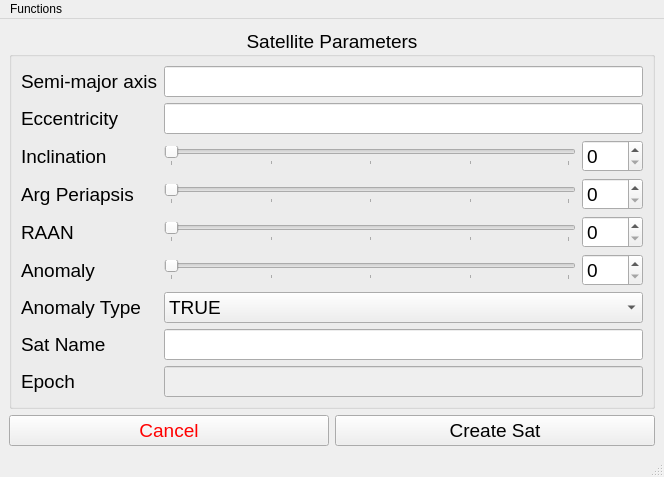
Old version of the form SatParamsUI.ui in the repository PatoGranate/Mission-Planner.
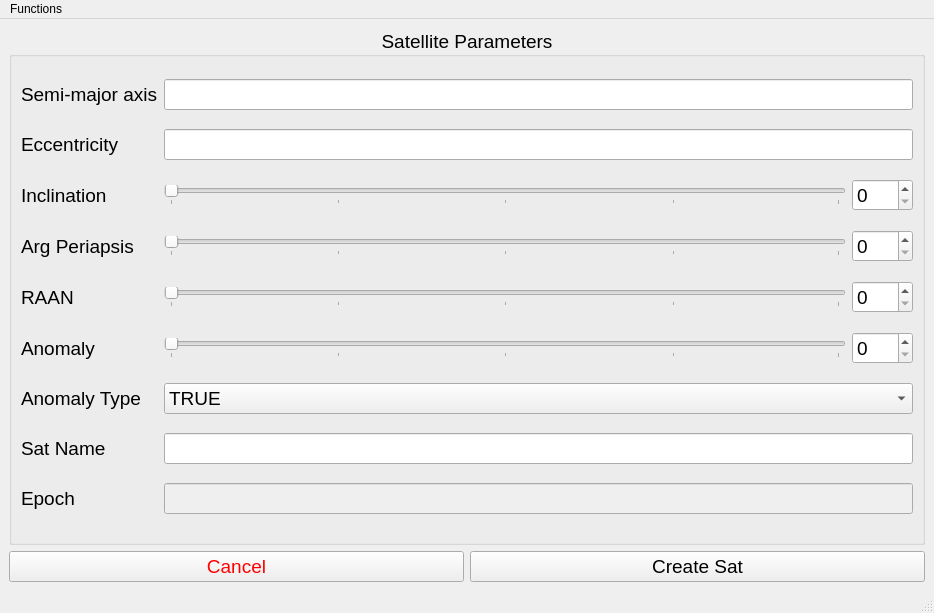
New version of the form.

The edit to the form file:
```diff
--- a/SatParamsUI.ui
+++ b/SatParamsUI.ui
@@ -6,8 +6,8 @@
    <rect>
     <x>0</x>
     <y>0</y>
-    <width>664</width>
-    <height>441</height>
+    <width>934</width>
+    <height>613</height>
    </rect>
   </property>
   <property name="windowTitle">
@@ -126,6 +126,9 @@
          <property name="enabled">
           <bool>false</bool>
          </property>
+         <property name="inputMask">
+          <string/>
+         </property>
         </widget>
        </item>
        <item row="0" column="0">
@@ -308,7 +311,7 @@
     <rect>
      <x>0</x>
      <y>0</y>
-     <width>664</width>
+     <width>934</width>
      <height>22</height>
     </rect>
    </property>
```
Left out of the diff: 20 changed lines with no effect on the pictures.
